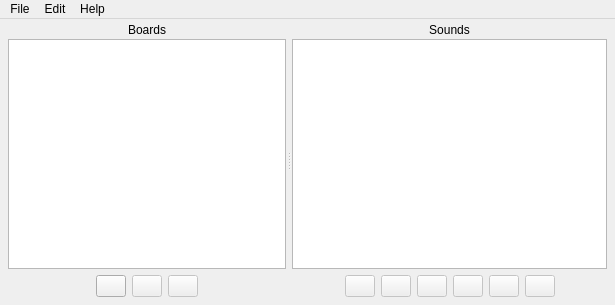
defaultsamson/Soundboard, file src/mainapp.ui: the form before one commit.
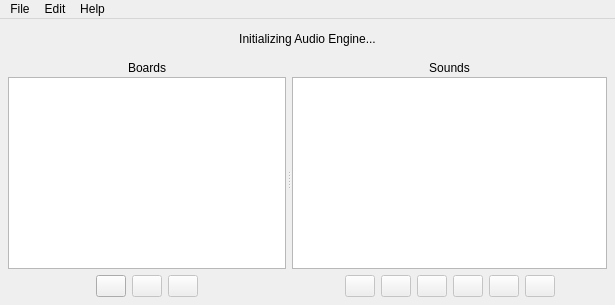
The form after the commit. Icons and pictures are not drawn.

The edit to the form file:
```diff
--- a/src/mainapp.ui
+++ b/src/mainapp.ui
@@ -30,6 +30,16 @@
     <property name="bottomMargin">
      <number>8</number>
     </property>
+    <item>
+     <widget class="QLabel" name="labelAudioEngine">
+      <property name="text">
+       <string>Initializing Audio Engine...</string>
+      </property>
+      <property name="alignment">
+       <set>Qt::AlignCenter</set>
+      </property>
+     </widget>
+    </item>
     <item>
      <widget class="QSplitter" name="splitter">
       <property name="minimumSize">
```
